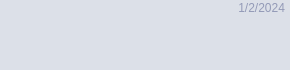
The window that sticky-notes/listnoteitem.ui (MapleBKL/sticky-notes) describes before a commit, drawn with Qt 5.
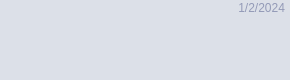
The same window after the commit. Icons and pictures are not drawn.

```diff
--- a/sticky-notes/listnoteitem.ui
+++ b/sticky-notes/listnoteitem.ui
@@ -7,7 +7,7 @@
     <x>0</x>
     <y>0</y>
     <width>290</width>
-    <height>70</height>
+    <height>80</height>
    </rect>
   </property>
   <property name="sizePolicy">
@@ -19,13 +19,13 @@
   <property name="minimumSize">
    <size>
     <width>290</width>
-    <height>70</height>
+    <height>80</height>
    </size>
   </property>
   <property name="maximumSize">
    <size>
     <width>290</width>
-    <height>70</height>
+    <height>80</height>
    </size>
   </property>
   <property name="baseSize">
@@ -98,19 +98,19 @@
      <x>5</x>
      <y>18</y>
      <width>270</width>
-     <height>50</height>
+     <height>60</height>
     </rect>
    </property>
    <property name="minimumSize">
     <size>
      <width>270</width>
-     <height>0</height>
+     <height>60</height>
     </size>
    </property>
    <property name="maximumSize">
     <size>
      <width>270</width>
-     <height>16777215</height>
+     <height>60</height>
     </size>
    </property>
   </widget>
@@ -139,7 +139,7 @@
    <property name="geometry">
     <rect>
      <x>260</x>
-     <y>40</y>
+     <y>50</y>
      <width>30</width>
      <height>30</height>
     </rect>
@@ -164,7 +164,7 @@
    <property name="geometry">
     <rect>
      <x>230</x>
-     <y>40</y>
+     <y>50</y>
      <width>30</width>
      <height>30</height>
     </rect>
```
Left out of the diff: 2 changed lines with no effect on the pictures.
